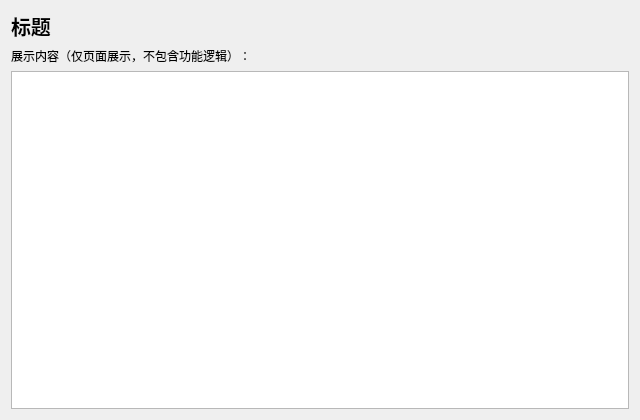
Before: the Qt Designer form plugins/Base_Display/DisplayInfoPage.ui in asd977/base_cae, drawn with Qt 5.
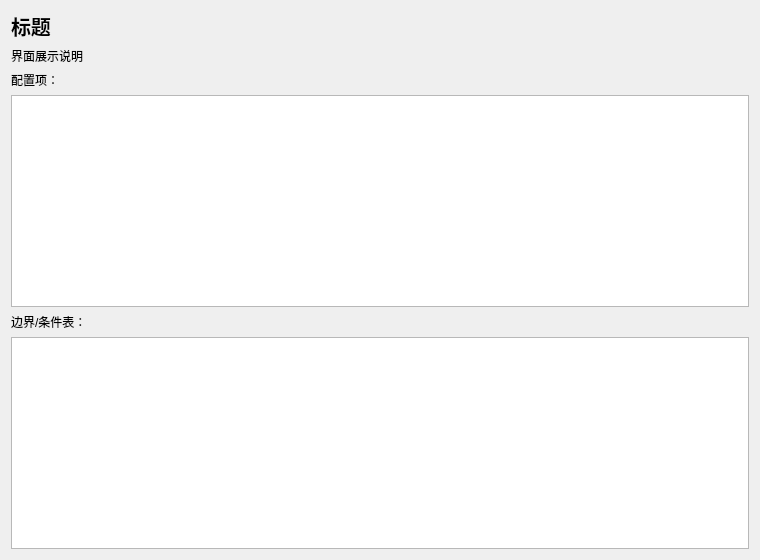
After: the same form once the commit is applied.

Commit message: feat(display): fill UI content with structured sections and tables

Diff of the .ui file:
```diff
--- a/plugins/Base_Display/DisplayInfoPage.ui
+++ b/plugins/Base_Display/DisplayInfoPage.ui
@@ -6,8 +6,8 @@
    <rect>
     <x>0</x>
     <y>0</y>
-    <width>640</width>
-    <height>420</height>
+    <width>760</width>
+    <height>560</height>
    </rect>
   </property>
   <layout class="QVBoxLayout" name="verticalLayout">
@@ -21,16 +21,36 @@
      </property>
     </widget>
    </item>
+   <item>
+    <widget class="QLabel" name="introLabel">
+     <property name="wordWrap">
+      <bool>true</bool>
+     </property>
+     <property name="text">
+      <string>界面展示说明</string>
+     </property>
+    </widget>
+   </item>
    <item>
     <widget class="QLabel" name="descLabel">
      <property name="text">
-      <string>展示内容（仅页面展示，不包含功能逻辑）：</string>
+      <string>配置项：</string>
      </property>
     </widget>
    </item>
    <item>
     <widget class="QListWidget" name="detailListWidget"/>
    </item>
+   <item>
+    <widget class="QLabel" name="tableTitleLabel">
+     <property name="text">
+      <string>边界/条件表：</string>
+     </property>
+    </widget>
+   </item>
+   <item>
+    <widget class="QTableWidget" name="tableWidget"/>
+   </item>
   </layout>
  </widget>
  <resources/>
```
The commit also changes 4 other files.
